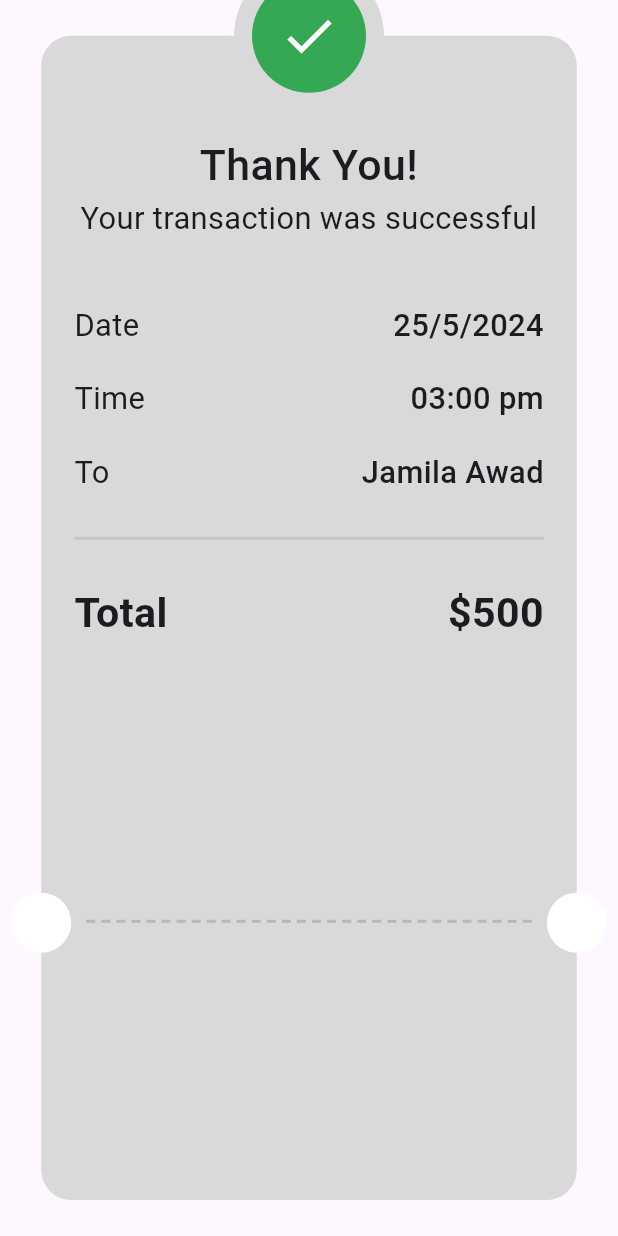
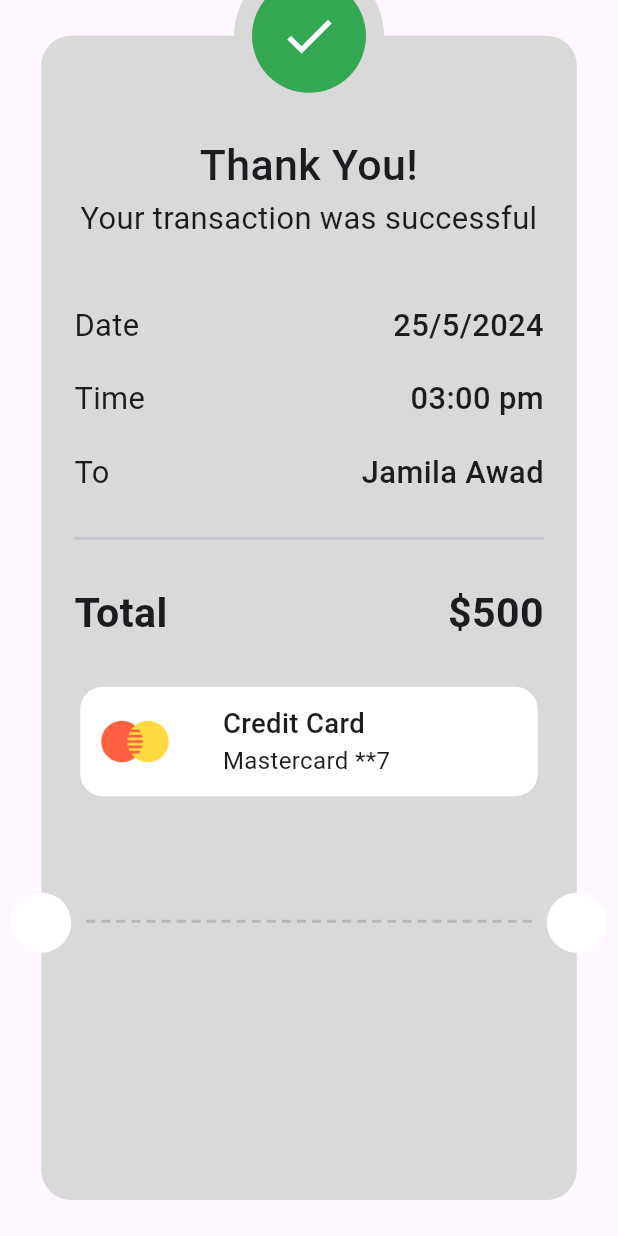
Before and after one commit to tasneem-gamal/payment-app, a Flutter app: the SuccessView screen opened directly, on a phone screen of 412 x 824 dp. Run offline on Flutter 3.47's test engine with Material 3 defaults, Android fonts, the phone set to English and light mode, and no system bars; our stand-ins replace flutter_credit_card, flutter_screenutil.

Commit message:
card info

```diff
--- /dev/null
+++ b/lib/features/checkout/ui/success_view_widgets.dart/card_info_widget.dart
@@ -0,0 +1,42 @@
+import 'package:flutter/material.dart';
+import 'package:payment/core/theming/styles.dart';
+
+class CardInfoWidget extends StatelessWidget {
+  const CardInfoWidget({
+    super.key,
+  });
+
+  @override
+  Widget build(BuildContext context) {
+    return Container(
+      width: 305,
+      height: 73,
+      decoration: ShapeDecoration(
+        color: Colors.white,
+        shape: RoundedRectangleBorder(
+          borderRadius: BorderRadius.circular(15)
+        )
+      ),
+      child: Row(
+        children: [
+          Image.asset('assets/master_card.png'),
+          const SizedBox(width: 22,),
+          Text.rich(
+            TextSpan(
+              children: [
+                TextSpan(
+                  text: 'Credit Card \n',
+                  style: Styles.textStyle16
+                ),
+                TextSpan(
+                  text: 'Mastercard **7',
+                  style: Styles.textStyle14
+                )
+              ]
+            )
+          )
+        ],
+      ),
+    );
+  }
+}
--- a/lib/features/checkout/ui/success_view_widgets.dart/success_card.dart
+++ b/lib/features/checkout/ui/success_view_widgets.dart/success_card.dart
@@ -1,6 +1,7 @@
 import 'package:flutter/material.dart';
 import 'package:payment/core/theming/styles.dart';
 import 'package:payment/features/checkout/ui/my_cart_view_widgets/total_price.dart';
+import 'package:payment/features/checkout/ui/success_view_widgets.dart/card_info_widget.dart';
 import 'package:payment/features/checkout/ui/success_view_widgets.dart/pay_item_info.dart';
 
 class SuccessCard extends StatelessWidget {
@@ -42,7 +43,9 @@ class SuccessCard extends StatelessWidget {
               height: 60,
               thickness: 2,
             ),
-            const TotalPrice(text: 'Total', subText: r'$500')
+            const TotalPrice(text: 'Total', subText: r'$500'),
+            const SizedBox(height: 30,),
+            const CardInfoWidget()
           ],
         ),
       ),
```
Also changed, not shown: assets/master_card.png (added).
